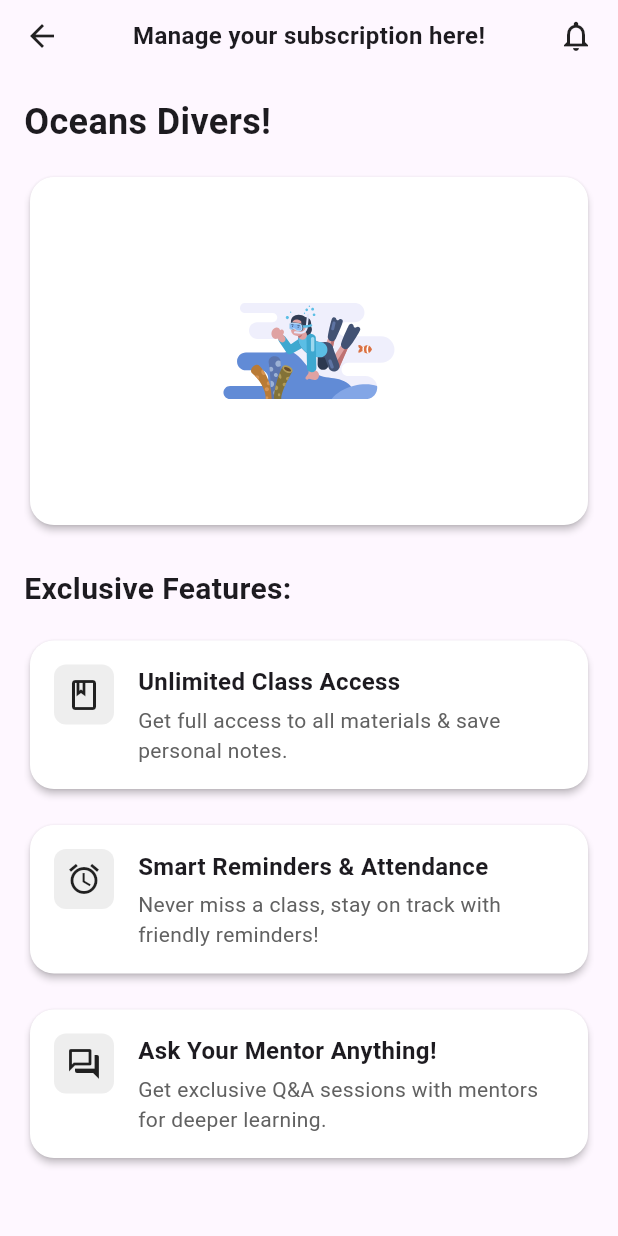
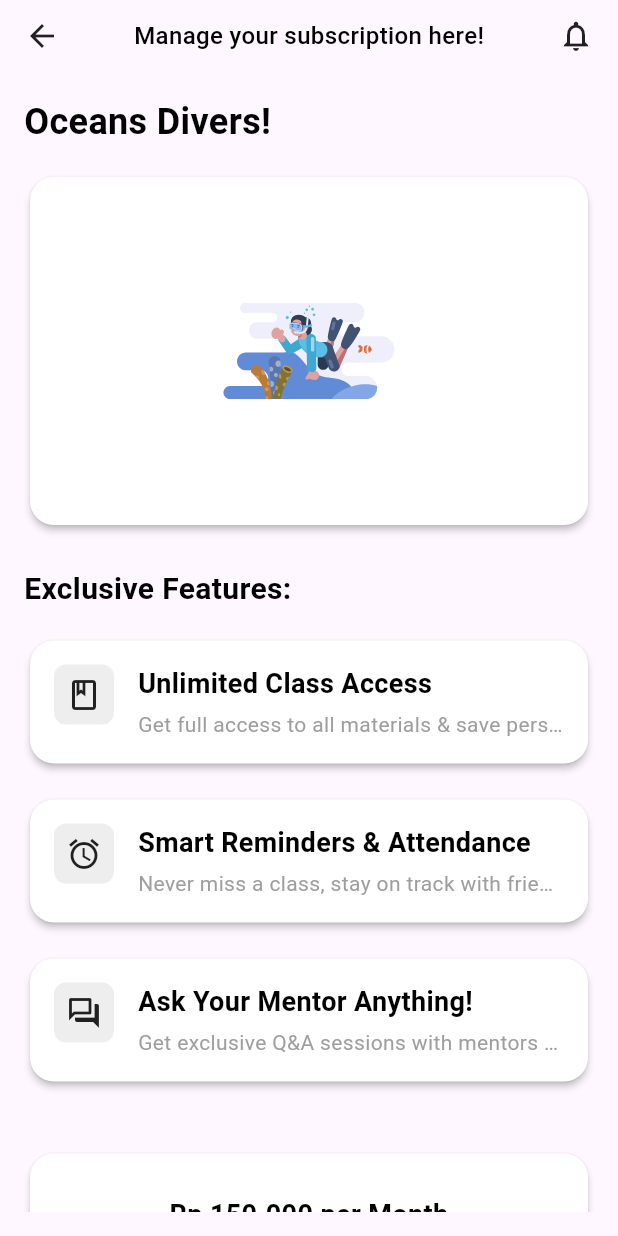
Before and after one commit to Attaroke57/user_ocean_learn_new, a Flutter app: the SubscriptionPage screen opened by its route, on a phone screen of 412 x 824 dp. Run offline on Flutter 3.47's test engine with Material 3 defaults, Android fonts, the phone set to English and light mode, and no system bars; our stand-ins replace flutter_svg, get, google_fonts, shared_preferences; missing offline and left inert: mobile_scanner; accounts and stored records are empty.

Commit message:
feat: implement SubscriptionPage and SubscriptionController for subscription management

```diff
--- a/lib/Page/ProfilePage/SubscriptionPage.dart
+++ b/lib/Page/SubscriptionPage/SubscriptionPage.dart
@@ -1,7 +1,14 @@
 import 'package:flutter/material.dart';
 import 'package:flutter_svg/flutter_svg.dart';
+import 'package:http/http.dart' as http;
+import 'package:url_launcher/url_launcher.dart';
+import 'package:user_ocean_learn/Page/SubscriptionPage/SubscriptionController.dart';
 import 'package:user_ocean_learn/Widgets/mycard.dart';
+import 'package:user_ocean_learn/Widgets/mytext.dart'; // Import MyText widget
+
 class SubscriptionPage extends StatelessWidget {
+  final SubscriptionController _subscriptionController = SubscriptionController();
+
   @override
   Widget build(BuildContext context) {
     return Scaffold(
@@ -21,13 +28,7 @@
                     },
                     child: Icon(Icons.arrow_back),
                   ),
-                  Text(
-                    'Manage your subscription here!',
-                    style: TextStyle(
-                      fontSize: 16,
-                      fontWeight: FontWeight.w600,
-                    ),
-                  ),
+                  MyText.header('Manage your subscription here!'),
                   Icon(Icons.notifications_outlined),
                 ],
               ),
@@ -43,12 +44,10 @@
                       // Title
                       Padding(
                         padding: const EdgeInsets.only(bottom: 16.0),
-                        child: Text(
-                          'Oceans Divers!',
-                          style: TextStyle(
+                        child: MyText(
+                          text: 'Oceans Divers!',
                           fontSize: 24,
                           fontWeight: FontWeight.bold,
-                          ),
                         ),
                       ),
 
@@ -67,12 +66,10 @@
                       SizedBox(height: 24),
 
                       // Features section
-                      Text(
-                        'Exclusive Features:',
-                        style: TextStyle(
+                      MyText(
+                        text: 'Exclusive Features:',
                         fontSize: 20,
                         fontWeight: FontWeight.bold,
-                        ),
                       ),
 
                       SizedBox(height: 16),
@@ -115,26 +112,41 @@
 
                       // Price button wrapped in MyCard
                       MyCard(
-                        child: GestureDetector(
-                          onTap: () {
-                            // Subscription purchase functionality would go here
+                        child: Padding(
+                          padding: const EdgeInsets.symmetric(vertical: 12.0),
+                          child: Column(
+                            crossAxisAlignment: CrossAxisAlignment.center,
+                            children: [
+                              MyText(
+                                text: 'Rp 150.000 per Month',
+                                fontSize: 18,
+                                fontWeight: FontWeight.w600,
+                                textAlign: TextAlign.center,
+                              ),
+                              SizedBox(height: 12),
+                              Container(
+                                width: double.infinity,
+                                child: ElevatedButton(
+                                  onPressed: () {
+                                     _subscriptionController.handleSubscribe(context);
                                   },
-                          child: Container(
-                            width: double.infinity,
-                            height: 56,
-                            decoration: BoxDecoration(
-                              color: Color(0xFFD6EEFB),
+                                  style: ElevatedButton.styleFrom(
+                                    backgroundColor: Color(0xFFD6EEFB),
+                                    foregroundColor: Colors.blue.shade800,
+                                    padding: EdgeInsets.symmetric(horizontal: 32, vertical: 16),
+                                    shape: RoundedRectangleBorder(
                                       borderRadius: BorderRadius.circular(12),
                                     ),
-                            alignment: Alignment.center,
-                            child: Text(
-                              'Rp 150.000 per Month',
-                              style: TextStyle(
-                                fontSize: 18,
+                                  ),
+                                  child: MyText(
+                                    text: 'Subscribe Now',
+                                    fontSize: 16,
                                     fontWeight: FontWeight.w600,
                                     color: Colors.blue.shade800,
                                   ),
                                 ),
+                              ),
+                            ],
                           ),
                         ),
                       ),
@@ -170,21 +182,9 @@
           child: Column(
             crossAxisAlignment: CrossAxisAlignment.start,
             children: [
-              Text(
-                title,
-                style: TextStyle(
-                  fontSize: 16,
-                  fontWeight: FontWeight.w600,
-                ),
-              ),
+              MyText.title(title),
               SizedBox(height: 4),
-              Text(
-                description,
-                style: TextStyle(
-                  fontSize: 14,
-                  color: Colors.grey.shade700,
-                ),
-              ),
+              MyText.subtitle(description),
             ],
           ),
         ),
--- a/lib/Routing/oceab_learn_pages.dart
+++ b/lib/Routing/oceab_learn_pages.dart
@@ -5,7 +5,7 @@
 import 'package:user_ocean_learn/Page/LessonPage/LessonTitle.dart';
 import 'package:user_ocean_learn/Page/LoginPage/LoginPage.dart';
 import 'package:user_ocean_learn/Page/ProfilePage/ProfilePage.dart';
-import 'package:user_ocean_learn/Page/ProfilePage/SubscriptionPage.dart';
+import 'package:user_ocean_learn/Page/SubscriptionPage/SubscriptionPage.dart';
 import 'package:user_ocean_learn/Page/RegisterPage/RegisterPage.dart';
 import 'package:user_ocean_learn/Page/SchedulePage/SchedulePage.dart';
 import 'package:user_ocean_learn/Page/SplashScreen/SplashScreen.dart';
```
Also changed, not shown: lib/Page/SubscriptionPage/SubscriptionController.dart (added, +41 -0 lines). Lines whose indentation alone changed are shown as unchanged.
